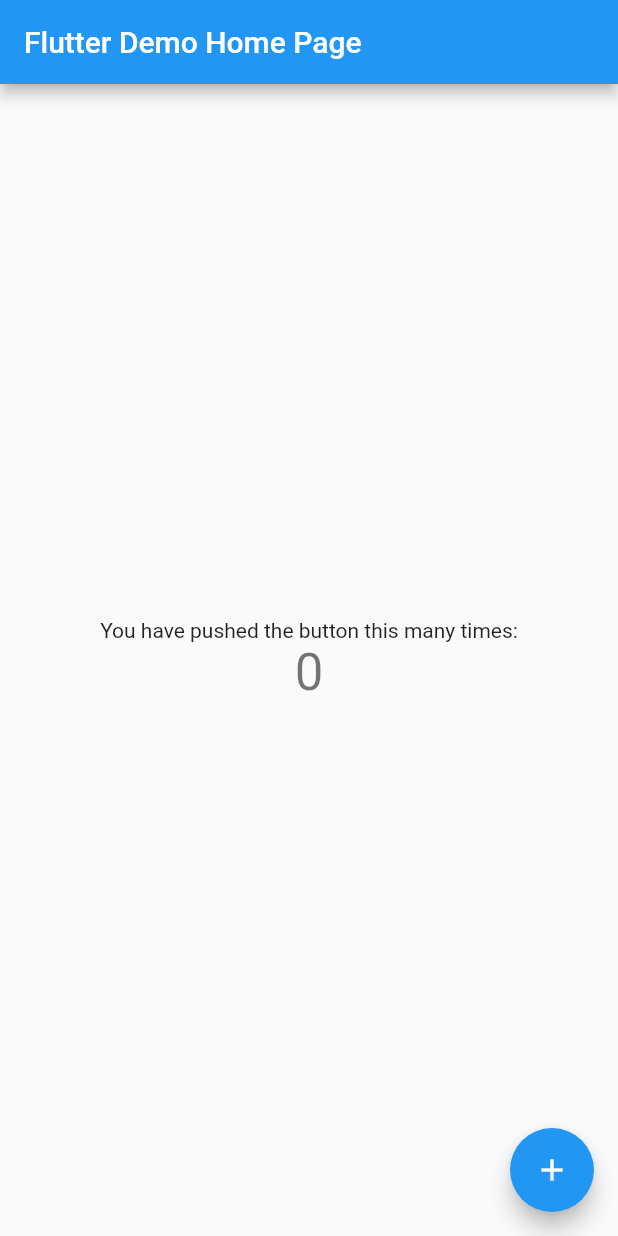
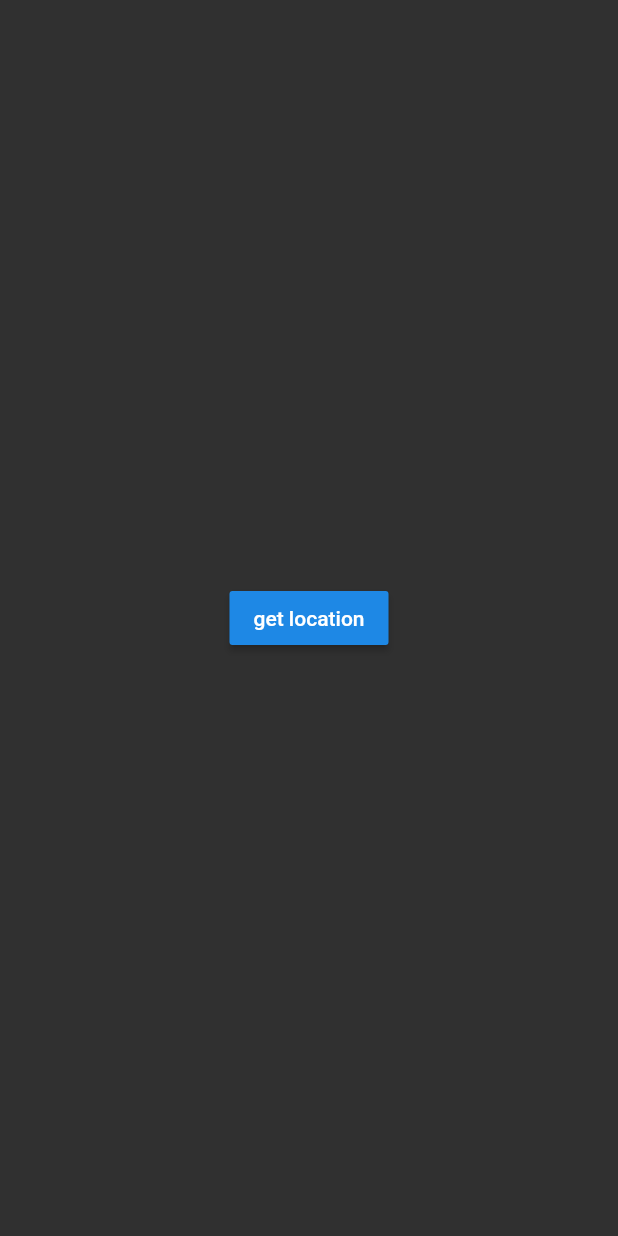
Before and after one commit to hungto228/flutter_app_2_weather, a Flutter app: the screen it shows after launch, on a phone screen of 412 x 824 dp. Run offline on Flutter 3.47's test engine with Material 2 defaults, Android fonts, the phone set to English and light mode, and no system bars.

Commit message:
change structure

```diff
--- a/lib/main.dart
+++ b/lib/main.dart
@@ -1,113 +1,18 @@
+import 'package:flutter/cupertino.dart';
 import 'package:flutter/material.dart';
 
-void main() {
-  runApp(MyApp());
-}
+import 'screens/loading_screen.dart';
 
-class MyApp extends StatelessWidget {
-  // This widget is the root of your application.
+void main() => runApp(Myapp());
+
+class Myapp extends StatelessWidget {
+  const Myapp({Key? key}) : super(key: key);
+
   @override
   Widget build(BuildContext context) {
     return MaterialApp(
-      title: 'Flutter Demo',
-      theme: ThemeData(
-        // This is the theme of your application.
-        //
-        // Try running your application with "flutter run". You'll see the
-        // application has a blue toolbar. Then, without quitting the app, try
-        // changing the primarySwatch below to Colors.green and then invoke
-        // "hot reload" (press "r" in the console where you ran "flutter run",
-        // or simply save your changes to "hot reload" in a Flutter IDE).
-        // Notice that the counter didn't reset back to zero; the application
-        // is not restarted.
-        primarySwatch: Colors.blue,
-      ),
-      home: MyHomePage(title: 'Flutter Demo Home Page'),
+      theme: ThemeData.dark(),
+      home: LoadingScreen(),
     );
   }
 }
-
-class MyHomePage extends StatefulWidget {
-  MyHomePage({Key? key, required this.title}) : super(key: key);
-
-  // This widget is the home page of your application. It is stateful, meaning
-  // that it has a State object (defined below) that contains fields that affect
-  // how it looks.
-
-  // This class is the configuration for the state. It holds the values (in this
-  // case the title) provided by the parent (in this case the App widget) and
-  // used by the build method of the State. Fields in a Widget subclass are
-  // always marked "final".
-
-  final String title;
-
-  @override
-  _MyHomePageState createState() => _MyHomePageState();
-}
-
-class _MyHomePageState extends State<MyHomePage> {
-  int _counter = 0;
-
-  void _incrementCounter() {
-    setState(() {
-      // This call to setState tells the Flutter framework that something has
-      // changed in this State, which causes it to rerun the build method below
-      // so that the display can reflect the updated values. If we changed
-      // _counter without calling setState(), then the build method would not be
-      // called again, and so nothing would appear to happen.
-      _counter++;
-    });
-  }
-
-  @override
-  Widget build(BuildContext context) {
-    // This method is rerun every time setState is called, for instance as done
-    // by the _incrementCounter method above.
-    //
-    // The Flutter framework has been optimized to make rerunning build methods
-    // fast, so that you can just rebuild anything that needs updating rather
-    // than having to individually change instances of widgets.
-    return Scaffold(
-      appBar: AppBar(
-        // Here we take the value from the MyHomePage object that was created by
-        // the App.build method, and use it to set our appbar title.
-        title: Text(widget.title),
-      ),
-      body: Center(
-        // Center is a layout widget. It takes a single child and positions it
-        // in the middle of the parent.
-        child: Column(
-          // Column is also a layout widget. It takes a list of children and
-          // arranges them vertically. By default, it sizes itself to fit its
-          // children horizontally, and tries to be as tall as its parent.
-          //
-          // Invoke "debug painting" (press "p" in the console, choose the
-          // "Toggle Debug Paint" action from the Flutter Inspector in Android
-          // Studio, or the "Toggle Debug Paint" command in Visual Studio Code)
-          // to see the wireframe for each widget.
-          //
-          // Column has various properties to control how it sizes itself and
-          // how it positions its children. Here we use mainAxisAlignment to
-          // center the children vertically; the main axis here is the vertical
-          // axis because Columns are vertical (the cross axis would be
-          // horizontal).
-          mainAxisAlignment: MainAxisAlignment.center,
-          children: <Widget>[
-            Text(
-              'You have pushed the button this many times:',
-            ),
-            Text(
-              '$_counter',
-              style: Theme.of(context).textTheme.headline4,
-            ),
-          ],
-        ),
-      ),
-      floatingActionButton: FloatingActionButton(
-        onPressed: _incrementCounter,
-        tooltip: 'Increment',
-        child: Icon(Icons.add),
-      ), // This trailing comma makes auto-formatting nicer for build methods.
-    );
-  }
-}
--- /dev/null
+++ b/lib/screens/loading_screen.dart
@@ -0,0 +1,17 @@
+import 'package:flutter/material.dart';
+
+class LoadingScreen extends StatefulWidget {
+  @override
+  _LoadingScreenState createState() => _LoadingScreenState();
+}
+
+class _LoadingScreenState extends State<LoadingScreen> {
+  @override
+  Widget build(BuildContext context) {
+    return Scaffold(
+      body: Center(
+        child: RaisedButton(onPressed: () {}, child: Text("get location")),
+      ),
+    );
+  }
+}
```
Also changed, not shown: lib/screens/city_screen.dart (added, +48 -0 lines), lib/screens/location_screen.dart (added, +73 -0 lines), lib/services/weather.dart (added, +33 -0 lines), lib/ulties/constants.dart (added, +20 -0 lines), pubspec.yaml (+9 -49 lines), fonts/SpartanMB-Black.otf (added), images/city_background.jpg (added), images/location_background.jpg (added), lib/services/location.dart (added), lib/services/networking.dart (added).
